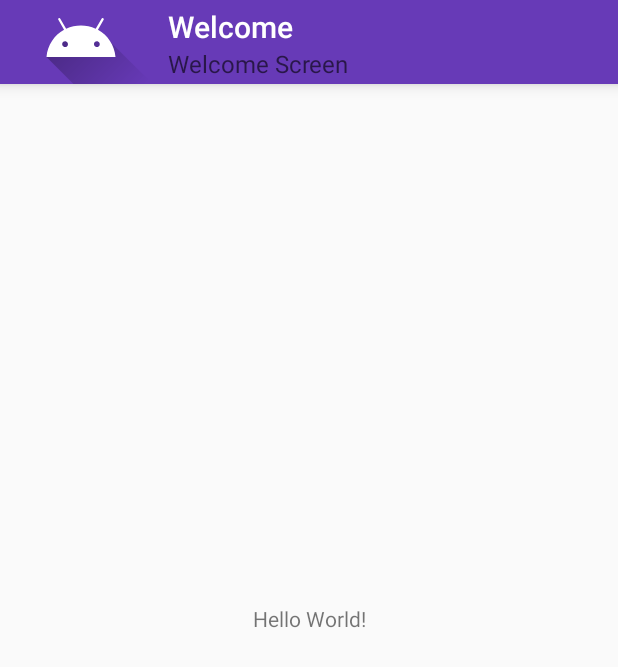
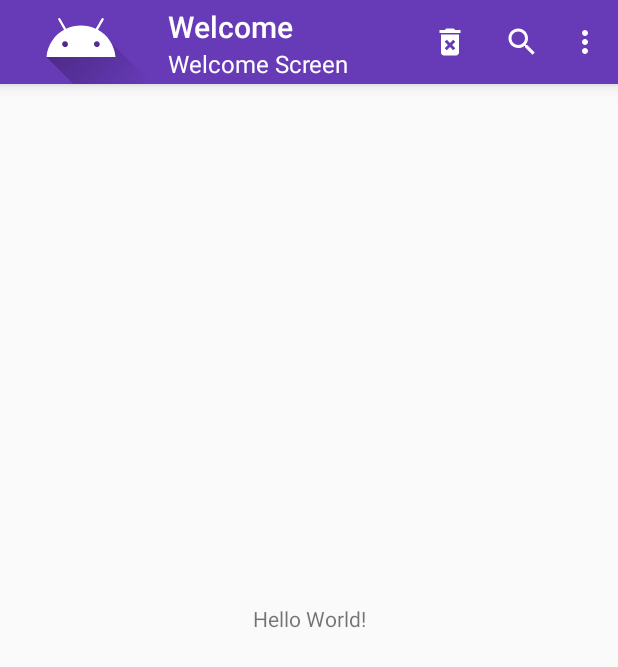
Before and after one commit to JatinSinghroha/ApplyTheme1, an Android app: the screen it shows after launch (MainActivity), on a phone screen of 412 x 824 dp. Shown: the top 667 px of the screen. Run offline under Robolectric (Android 15) with nearby library versions, the phone set to English and light mode, and no system bars.

Commit message:
new toolbar

```diff
--- a/app/src/main/AndroidManifest.xml
+++ b/app/src/main/AndroidManifest.xml
@@ -1,6 +1,9 @@
 <?xml version="1.0" encoding="utf-8"?>
 <manifest xmlns:android="http://schemas.android.com/apk/res/android"
     package="com.technologyend.applytheme">
+
+    <uses-permission android:name="android.permission.INTERNET"/>
+    <uses-permission android:name="android.permission.ACCESS_NETWORK_STATE"/>
 
     <application
         android:allowBackup="true"
--- /dev/null
+++ b/app/src/main/res/drawable/ic_baseline_delete_forever_24.xml
@@ -0,0 +1,5 @@
+<vector android:height="24dp" android:tint="#FFFFFF"
+    android:viewportHeight="24" android:viewportWidth="24"
+    android:width="24dp" xmlns:android="http://schemas.android.com/apk/res/android">
+    <path android:fillColor="@android:color/white" android:pathData="M6,19c0,1.1 0.9,2 2,2h8c1.1,0 2,-0.9 2,-2L18,7L6,7v12zM8.46,11.88l1.41,-1.41L12,12.59l2.12,-2.12 1.41,1.41L13.41,14l2.12,2.12 -1.41,1.41L12,15.41l-2.12,2.12 -1.41,-1.41L10.59,14l-2.13,-2.12zM15.5,4l-1,-1h-5l-1,1L5,4v2h14L19,4z"/>
+</vector>
--- /dev/null
+++ b/app/src/main/res/drawable/ic_baseline_edit_24.xml
@@ -0,0 +1,5 @@
+<vector android:height="24dp" android:tint="#FFFFFF"
+    android:viewportHeight="24" android:viewportWidth="24"
+    android:width="24dp" xmlns:android="http://schemas.android.com/apk/res/android">
+    <path android:fillColor="@android:color/white" android:pathData="M3,17.25V21h3.75L17.81,9.94l-3.75,-3.75L3,17.25zM20.71,7.04c0.39,-0.39 0.39,-1.02 0,-1.41l-2.34,-2.34c-0.39,-0.39 -1.02,-0.39 -1.41,0l-1.83,1.83 3.75,3.75 1.83,-1.83z"/>
+</vector>
--- /dev/null
+++ b/app/src/main/res/drawable/ic_baseline_exit_to_app_24.xml
@@ -0,0 +1,5 @@
+<vector android:height="24dp" android:tint="#FFFFFF"
+    android:viewportHeight="24" android:viewportWidth="24"
+    android:width="24dp" xmlns:android="http://schemas.android.com/apk/res/android">
+    <path android:fillColor="@android:color/white" android:pathData="M10.09,15.59L11.5,17l5,-5 -5,-5 -1.41,1.41L12.67,11H3v2h9.67l-2.58,2.59zM19,3H5c-1.11,0 -2,0.9 -2,2v4h2V5h14v14H5v-4H3v4c0,1.1 0.89,2 2,2h14c1.1,0 2,-0.9 2,-2V5c0,-1.1 -0.9,-2 -2,-2z"/>
+</vector>
--- /dev/null
+++ b/app/src/main/res/drawable/ic_baseline_search_24.xml
@@ -0,0 +1,5 @@
+<vector android:height="24dp" android:tint="#FFFFFF"
+    android:viewportHeight="24" android:viewportWidth="24"
+    android:width="24dp" xmlns:android="http://schemas.android.com/apk/res/android">
+    <path android:fillColor="@android:color/white" android:pathData="M15.5,14h-0.79l-0.28,-0.27C15.41,12.59 16,11.11 16,9.5 16,5.91 13.09,3 9.5,3S3,5.91 3,9.5 5.91,16 9.5,16c1.61,0 3.09,-0.59 4.23,-1.57l0.27,0.28v0.79l5,4.99L20.49,19l-4.99,-5zM9.5,14C7.01,14 5,11.99 5,9.5S7.01,5 9.5,5 14,7.01 14,9.5 11.99,14 9.5,14z"/>
+</vector>
--- /dev/null
+++ b/app/src/main/res/drawable/ic_baseline_settings_24.xml
@@ -0,0 +1,5 @@
+<vector android:height="24dp" android:tint="#FFFFFF"
+    android:viewportHeight="24" android:viewportWidth="24"
+    android:width="24dp" xmlns:android="http://schemas.android.com/apk/res/android">
+    <path android:fillColor="@android:color/white" android:pathData="M19.14,12.94c0.04,-0.3 0.06,-0.61 0.06,-0.94c0,-0.32 -0.02,-0.64 -0.07,-0.94l2.03,-1.58c0.18,-0.14 0.23,-0.41 0.12,-0.61l-1.92,-3.32c-0.12,-0.22 -0.37,-0.29 -0.59,-0.22l-2.39,0.96c-0.5,-0.38 -1.03,-0.7 -1.62,-0.94L14.4,2.81c-0.04,-0.24 -0.24,-0.41 -0.48,-0.41h-3.84c-0.24,0 -0.43,0.17 -0.47,0.41L9.25,5.35C8.66,5.59 8.12,5.92 7.63,6.29L5.24,5.33c-0.22,-0.08 -0.47,0 -0.59,0.22L2.74,8.87C2.62,9.08 2.66,9.34 2.86,9.48l2.03,1.58C4.84,11.36 4.8,11.69 4.8,12s0.02,0.64 0.07,0.94l-2.03,1.58c-0.18,0.14 -0.23,0.41 -0.12,0.61l1.92,3.32c0.12,0.22 0.37,0.29 0.59,0.22l2.39,-0.96c0.5,0.38 1.03,0.7 1.62,0.94l0.36,2.54c0.05,0.24 0.24,0.41 0.48,0.41h3.84c0.24,0 0.44,-0.17 0.47,-0.41l0.36,-2.54c0.59,-0.24 1.13,-0.56 1.62,-0.94l2.39,0.96c0.22,0.08 0.47,0 0.59,-0.22l1.92,-3.32c0.12,-0.22 0.07,-0.47 -0.12,-0.61L19.14,12.94zM12,15.6c-1.98,0 -3.6,-1.62 -3.6,-3.6s1.62,-3.6 3.6,-3.6s3.6,1.62 3.6,3.6S13.98,15.6 12,15.6z"/>
+</vector>
--- a/app/src/main/res/layout/activity_main.xml
+++ b/app/src/main/res/layout/activity_main.xml
@@ -13,6 +13,7 @@
         app:layout_constraintRight_toRightOf="parent"/>
 
     <TextView
+        android:id="@+id/tview"
         android:layout_width="wrap_content"
         android:layout_height="wrap_content"
         android:text="Hello World!"
--- a/app/src/main/res/layout/toolbar.xml
+++ b/app/src/main/res/layout/toolbar.xml
@@ -1,10 +1,12 @@
 <?xml version="1.0" encoding="utf-8"?>
 <androidx.appcompat.widget.Toolbar xmlns:android="http://schemas.android.com/apk/res/android"
-        android:layout_width="match_parent"
-        android:minHeight="?attr/actionBarSize"
-        android:layout_height="wrap_content"
-        android:background="@color/primaryColor"
-        android:elevation="6dp"
-    >
+    android:layout_width="match_parent"
+    xmlns:app="http://schemas.android.com/apk/res-auto"
+    android:minHeight="?attr/actionBarSize"
+    android:layout_height="wrap_content"
+    android:background="@color/primaryColor"
+    android:elevation="6dp"
+    android:theme="@style/ToolbarTheme"
+    app:popupTheme="@style/PopupTheme">
 
 </androidx.appcompat.widget.Toolbar>
--- /dev/null
+++ b/app/src/main/res/menu/main_menu.xml
@@ -0,0 +1,36 @@
+<?xml version="1.0" encoding="utf-8"?>
+<menu xmlns:android="http://schemas.android.com/apk/res/android"
+    xmlns:app="http://schemas.android.com/apk/res-auto"
+    >
+
+    <item
+        android:id="@+id/discard"
+        android:title="Delete"
+        android:orderInCategory="100"
+        app:showAsAction="always"
+        android:icon="@drawable/ic_baseline_delete_forever_24"/>
+    <item
+        android:id="@+id/search"
+        android:title="Search"
+        android:orderInCategory="100"
+        app:showAsAction="always"
+        android:icon="@drawable/ic_baseline_search_24"/>
+    <item
+        android:id="@+id/settings"
+        android:title="Settings"
+        android:orderInCategory="100"
+        app:showAsAction="never"
+        android:icon="@drawable/ic_baseline_settings_24"/>
+    <item
+        android:id="@+id/edit"
+        android:title="Edit"
+        android:orderInCategory="100"
+        app:showAsAction="never"
+        android:icon="@drawable/ic_baseline_delete_forever_24"/>
+    <item
+        android:id="@+id/exit"
+        android:title="Exit"
+        android:orderInCategory="100"
+        app:showAsAction="never"
+        android:icon="@drawable/ic_baseline_delete_forever_24"/>
+</menu>
--- a/app/src/main/res/values/styles.xml
+++ b/app/src/main/res/values/styles.xml
@@ -10,7 +10,19 @@
         <item name="colorPrimary">@color/primaryColor</item>
         <item name="colorPrimaryDark">@color/primaryDarkColor</item>
         <item name="colorAccent">@color/secondaryColor</item>
+    </style>
+
+    <style name="ToolbarTheme" parent="ThemeOverlay.AppCompat.Light">
+        <item name="android:textColorPrimary">#FFF</item>
+        <item name="android:textColorSecondary">#FFF</item>
+<!--        <item name="colorBackgroundFloating">#000</item>-->
+<!--        <item name="actionOverflowMenuStyle">@style/ThemeOverlay.AppCompat.Dark.ActionBar</item>-->
 
     </style>
 
+    <style name="PopupTheme" parent="ThemeOverlay.AppCompat.Light">
+        <item name="android:textColorPrimary">#434343</item>
+        <item name="android:background">#fffcfff6</item>
+    </style>
+
 </resources>
```
Also changed, not shown: app/src/main/java/com/technologyend/applytheme/MainActivity.java (+37 -0 lines), app/build.gradle (line endings or trailing spaces).
